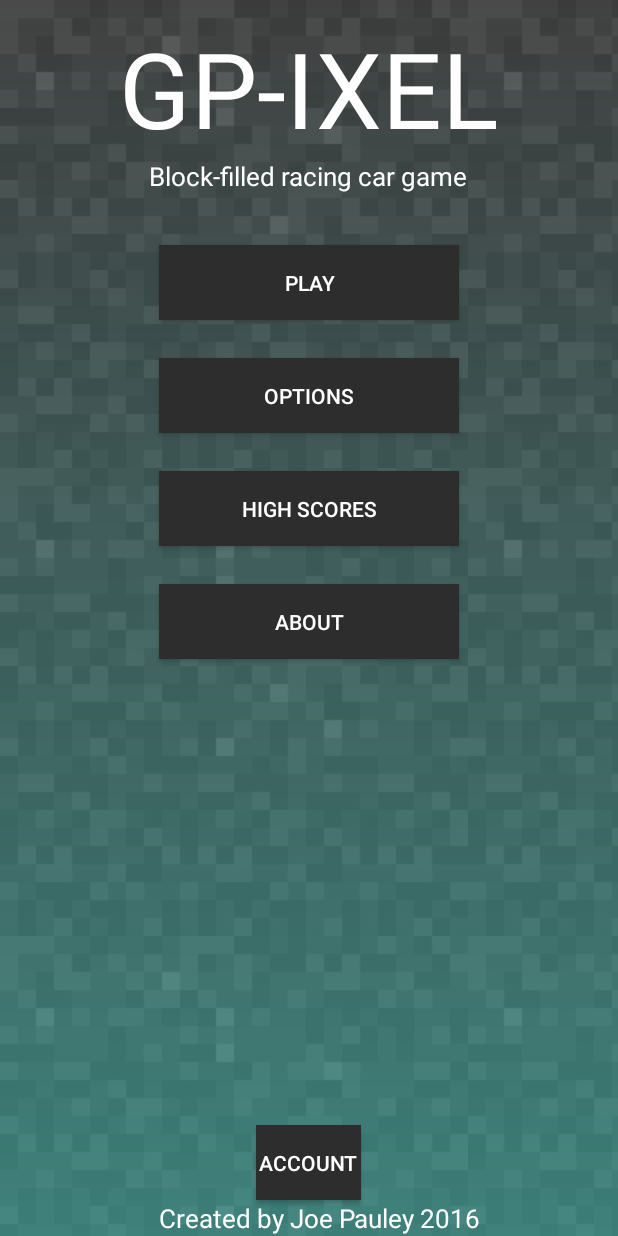
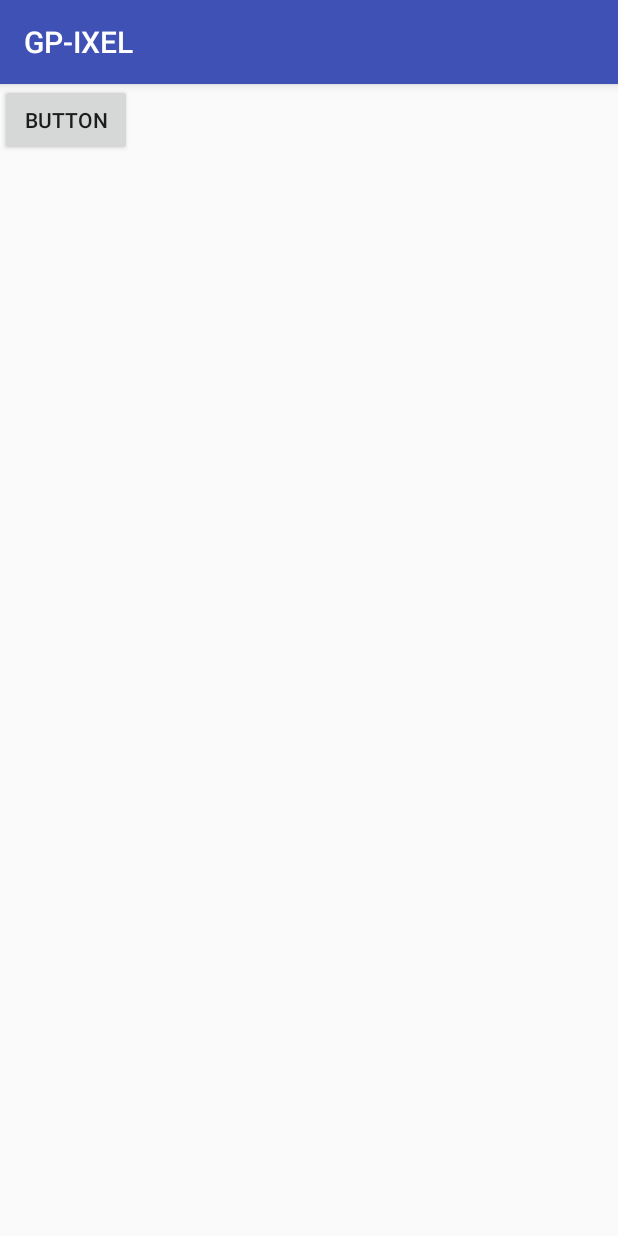
Before and after one commit to nebbsie/GPixel, an Android app: the screen it shows after launch (menu_activity before the commit, view_scores after it), after a tap on "HIGH SCORES", on a phone screen of 412 x 824 dp. Run offline under Robolectric (Android 15) with nearby library versions, the light colour scheme and no system bars.

Commit message:
Added in viewing scores for a specific track (hardcoded trackID: 5). Added user list and user search and request friend.

```diff
--- /dev/null
+++ b/app/src/main/java/com/bluecrabstudios/gpixel/activities/account/view_scores.java
@@ -0,0 +1,53 @@
+package com.bluecrabstudios.gpixel.activities.account;
+
+import android.support.v7.app.AppCompatActivity;
+import android.os.Bundle;
+import android.view.View;
+import android.widget.ArrayAdapter;
+import android.widget.Button;
+import android.widget.ListView;
+import android.widget.TextView;
+
+import com.bluecrabstudios.gpixel.R;
+import com.bluecrabstudios.gpixel.helpers.LeaderboardHandler;
+import com.bluecrabstudios.gpixel.objects.TrackScore;
+
+import java.util.ArrayList;
+
+public class view_scores extends AppCompatActivity {
+
+    private Button getScores;
+    private ListView scoresList;
+    private ArrayAdapter<Integer> adapter;
+
+    @Override
+    protected void onCreate(Bundle savedInstanceState) {
+        super.onCreate(savedInstanceState);
+        setContentView(R.layout.view_scores_layout);
+        getScores = (Button) findViewById(R.id.getAllScores);
+        scoresList = (ListView) findViewById(R.id.scoreList);
+
+
+
+
+        getScores.setOnClickListener(new View.OnClickListener() {
+            @Override
+            public void onClick(View view) {
+                ArrayList<TrackScore> scores = LeaderboardHandler.getTop10SpecificTrack(5);
+                ArrayList<Integer> times = new ArrayList<Integer>();
+
+                for(TrackScore t : scores){
+                    times.add(t.getScore());
+                }
+
+
+                adapter = new ArrayAdapter<>(getApplicationContext(), android.R.layout.simple_spinner_item, times);
+
+
+                scoresList.setAdapter(adapter);
+
+                adapter.notifyDataSetChanged();
+            }
+        });
+    }
+}
--- a/app/src/main/java/com/bluecrabstudios/gpixel/activities/menu/menu_activity.java
+++ b/app/src/main/java/com/bluecrabstudios/gpixel/activities/menu/menu_activity.java
@@ -14,7 +14,9 @@ import android.widget.RelativeLayout;
 
 import com.bluecrabstudios.gpixel.R;
 import com.bluecrabstudios.gpixel.activities.account.account_activity;
+import com.bluecrabstudios.gpixel.activities.account.view_scores;
 import com.bluecrabstudios.gpixel.activities.play.select_car_activity;
+import com.bluecrabstudios.gpixel.social_activity;
 
 public class menu_activity extends Activity {
 
@@ -73,7 +75,9 @@ public class menu_activity extends Activity {
         about.setOnClickListener(new View.OnClickListener() {
             @Override
             public void onClick(View v) {
-
+                Intent i = new Intent();
+                i.setClass(getApplicationContext(), social_activity.class);
+                startActivity(i);
             }
         });
 
@@ -81,7 +85,9 @@ public class menu_activity extends Activity {
         highScores.setOnClickListener(new View.OnClickListener() {
             @Override
             public void onClick(View v) {
-
+                Intent i = new Intent();
+                i.setClass(getApplicationContext(), view_scores.class);
+                startActivity(i);
             }
         });
 
--- /dev/null
+++ b/app/src/main/res/layout/view_scores_layout.xml
@@ -0,0 +1,32 @@
+<?xml version="1.0" encoding="utf-8"?>
+<android.support.constraint.ConstraintLayout xmlns:android="http://schemas.android.com/apk/res/android"
+    xmlns:app="http://schemas.android.com/apk/res-auto"
+    xmlns:tools="http://schemas.android.com/tools"
+    android:layout_width="match_parent"
+    android:layout_height="match_parent"
+    tools:context="com.bluecrabstudios.gpixel.activities.account.view_scores">
+
+    <Button
+        android:id="@+id/getAllScores"
+        android:layout_width="wrap_content"
+        android:layout_height="wrap_content"
+        android:text="Button"
+        tools:layout_editor_absoluteX="147dp"
+        tools:layout_editor_absoluteY="16dp" />
+
+    <ListView
+        android:id="@+id/scoreList"
+        android:layout_width="350dp"
+        android:layout_height="404dp"
+        android:layout_marginBottom="8dp"
+        android:layout_marginLeft="8dp"
+        android:layout_marginRight="8dp"
+        android:layout_marginTop="-48dp"
+        app:layout_constraintBottom_toBottomOf="parent"
+        app:layout_constraintLeft_toLeftOf="parent"
+        app:layout_constraintRight_toRightOf="parent"
+        app:layout_constraintTop_toBottomOf="@+id/getAllScores"
+        tools:layout_editor_absoluteX="19dp"
+        tools:layout_editor_absoluteY="51dp" />
+
+</android.support.constraint.ConstraintLayout>
--- a/app/src/main/res/values/strings.xml
+++ b/app/src/main/res/values/strings.xml
@@ -4,7 +4,7 @@
     <string name="mode_pause">Pause</string>
 
     <!-- about layout -->
-    <string name="about">ABOUT</string>
+    <string name="about">Social</string>
     <string name="credit">Created by Joe Pauley 2016</string>
     <string name="git_hub">https://github.com/YJoe/RaceCarsAndStuff</string>
     <string name="source_found">Source code can be found at</string>
```
Also changed, not shown: app/src/main/AndroidManifest.xml (+7 -1 lines), app/src/main/java/com/bluecrabstudios/gpixel/activities/account/account_activity.java (+28 -1 lines), app/src/main/java/com/bluecrabstudios/gpixel/helpers/FriendHandler.java (added, +46 -0 lines), app/src/main/java/com/bluecrabstudios/gpixel/helpers/LeaderboardHandler.java (added, +111 -0 lines), app/src/main/java/com/bluecrabstudios/gpixel/helpers/UserHandler.java (+65 -4 lines), app/src/main/java/com/bluecrabstudios/gpixel/objects/TrackScore.java (added, +28 -0 lines), app/src/main/java/com/bluecrabstudios/gpixel/objects/User.java (+10 -3 lines), app/src/main/java/com/bluecrabstudios/gpixel/social_activity.java (added, +122 -0 lines), app/src/main/res/layout/social_activity.xml (added, +74 -0 lines).
